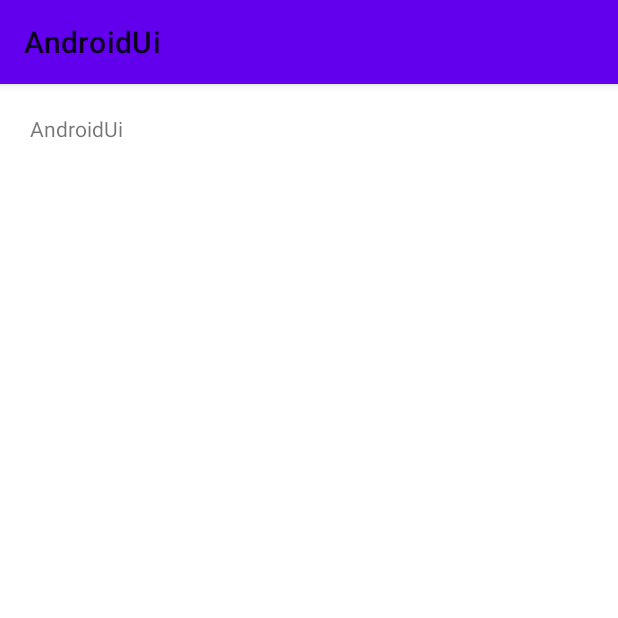
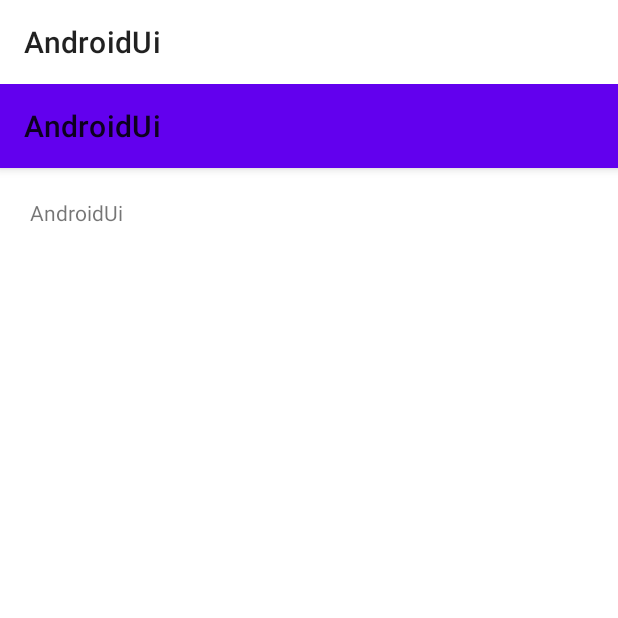
Before and after one commit to laorencel/AndroidUi, an Android app: the screen it shows after launch (MainActivity), on a phone screen of 412 x 824 dp, the top half of it. Run offline under Robolectric (Android 15) with nearby library versions, the phone set to English and light mode, and no system bars; our stand-ins replace data binding; 1 statement that could not run was skipped.

Commit message:
添加 baseActivity，stateLayout

```diff
--- a/app/src/main/java/com/laorencel/ui/main/MainActivity.java
+++ b/app/src/main/java/com/laorencel/ui/main/MainActivity.java
@@ -3,11 +3,22 @@ package com.laorencel.ui.main;
 import com.laorencel.ui.R;
 import com.laorencel.ui.databinding.ActivityMainBinding;
 import com.laorencel.uilibrary.ui.BaseActivity;
+import com.laorencel.uilibrary.ui.BaseUiActivity;
 
-public class MainActivity extends BaseActivity<ActivityMainBinding,MainVM> {
+public class MainActivity extends BaseUiActivity<ActivityMainBinding,MainVM> {
 
     @Override
     protected int layoutID() {
         return R.layout.activity_main;
     }
+
+    @Override
+    protected int headerLayoutID() {
+        return super.headerLayoutID();
+    }
+
+    @Override
+    protected int footerLayoutID() {
+        return R.layout.activity_main_footer;
+    }
 }
--- a/uilibrary/src/main/java/com/laorencel/uilibrary/ui/BaseActivity.java
+++ b/uilibrary/src/main/java/com/laorencel/uilibrary/ui/BaseActivity.java
@@ -13,20 +13,32 @@ import com.laorencel.uilibrary.util.ClassUtil;
 
 public abstract class BaseActivity<VDB extends ViewDataBinding, VM extends BaseViewModel> extends AppCompatActivity {
 
-    protected VDB viewDataBinding;
+    protected VDB contentBinding;
     protected VM viewModel;
 
     @Override
     protected void onCreate(@Nullable Bundle savedInstanceState) {
         super.onCreate(savedInstanceState);
         Log.i("BaseActivity", "onCreate");
-//        viewDataBinding = DataBindingUtil.setContentView(this, R.layout.activity_main);//写法一
+        createView(savedInstanceState);
+    }
+
+    protected void createView(@Nullable Bundle savedInstanceState) {
+        //        viewDataBinding = DataBindingUtil.setContentView(this, R.layout.activity_main);//写法一
 //        viewDataBinding = DataBindingUtil.inflate(getLayoutInflater(),R.layout.activity_main,null,false);//写法二（主要用于Fragment和Adapter)
 //        viewDataBinding = ActivityMainBinding.inflate(getLayoutInflater());//写法三
 //        setContentView(viewDataBinding.getRoot());//写法二和写法三需要setContentView
-        viewDataBinding = DataBindingUtil.setContentView(this,layoutID());
+        contentBinding = DataBindingUtil.setContentView(this, layoutID());
+        viewModel = createViewModel();
+    }
+
+    protected abstract int layoutID();
+
+    protected VM createViewModel() {
         Class<VM> viewModelClass = ClassUtil.getViewModel(this);
-        viewModel = new ViewModelProvider(this).get(viewModelClass);
+        if (null != viewModelClass) {
+            return new ViewModelProvider(this).get(viewModelClass);
+        }
+        return null;
     }
-    protected abstract int layoutID();
 }
--- /dev/null
+++ b/uilibrary/src/main/java/com/laorencel/uilibrary/ui/BaseUiActivity.java
@@ -0,0 +1,97 @@
+package com.laorencel.uilibrary.ui;
+
+import android.os.Bundle;
+import android.util.Log;
+import android.view.ViewGroup;
+import android.widget.RelativeLayout;
+
+import androidx.annotation.Nullable;
+import androidx.databinding.DataBindingUtil;
+import androidx.databinding.ViewDataBinding;
+
+import com.laorencel.uilibrary.R;
+import com.laorencel.uilibrary.databinding.ActivityBaseUiBinding;
+import com.laorencel.uilibrary.widget.State;
+
+public abstract class BaseUiActivity<VDB extends ViewDataBinding, VM extends BaseViewModel> extends BaseActivity<VDB, VM> {
+
+    protected ActivityBaseUiBinding baseUiBinding;
+    //页面头部（toolbar下面，stateLayout上面）
+    protected ViewDataBinding headerBinding;
+
+    //页面底部（stateLayout下面，固定在底部）
+    protected ViewDataBinding footerBinding;
+
+    @Override
+    protected void onCreate(@Nullable Bundle savedInstanceState) {
+        super.onCreate(savedInstanceState);
+
+    }
+
+    @Override
+    protected void createView(@Nullable Bundle savedInstanceState) {
+        //        viewDataBinding = DataBindingUtil.setContentView(this, R.layout.activity_main);//写法一
+//        viewDataBinding = DataBindingUtil.inflate(getLayoutInflater(),R.layout.activity_main,null,false);//写法二（主要用于Fragment和Adapter)
+//        viewDataBinding = ActivityMainBinding.inflate(getLayoutInflater());//写法三
+//        setContentView(viewDataBinding.getRoot());//写法二和写法三需要setContentView
+        baseUiBinding = DataBindingUtil.setContentView(this, R.layout.activity_base_ui);
+        viewModel = createViewModel();
+
+
+        if (layoutID() != -1) {
+            contentBinding = DataBindingUtil.inflate(getLayoutInflater(), layoutID(), null, false);
+            if (null != contentBinding && null != baseUiBinding) {
+                //这里的LayoutParams要看contentBinding是加载在哪个父组件里面，相应的获取RelativeLayout还是其他类型。
+                RelativeLayout.LayoutParams params = new RelativeLayout.LayoutParams(ViewGroup.LayoutParams.MATCH_PARENT, ViewGroup.LayoutParams.MATCH_PARENT);
+                contentBinding.getRoot().setLayoutParams(params);
+                baseUiBinding.rlContent.addView(contentBinding.getRoot());
+            }
+        }
+
+        //页面头部（toolbar下面，stateLayout上面）
+        if (headerLayoutID() != -1) {
+            headerBinding = DataBindingUtil.inflate(getLayoutInflater(), headerLayoutID(), null, false);
+            if (null != headerBinding && null != baseUiBinding) {
+                RelativeLayout.LayoutParams params = new RelativeLayout.LayoutParams(ViewGroup.LayoutParams.MATCH_PARENT, ViewGroup.LayoutParams.MATCH_PARENT);
+                headerBinding.getRoot().setLayoutParams(params);
+                baseUiBinding.llHeader.addView(headerBinding.getRoot());
+            }
+        }
+        //页面底部（stateLayout下面，固定在底部）
+        if (footerLayoutID() != -1) {
+            footerBinding = DataBindingUtil.inflate(getLayoutInflater(), footerLayoutID(), null, false);
+            if (null != footerBinding && null != baseUiBinding) {
+                RelativeLayout.LayoutParams params = new RelativeLayout.LayoutParams(ViewGroup.LayoutParams.MATCH_PARENT, ViewGroup.LayoutParams.MATCH_PARENT);
+                footerBinding.getRoot().setLayoutParams(params);
+                baseUiBinding.llFooter.addView(footerBinding.getRoot());
+            }
+        }
+
+        if (null != baseUiBinding) {
+            setSupportActionBar(baseUiBinding.toolbar);
+        }
+
+    }
+
+    @Override
+    protected abstract int layoutID();
+
+    /**
+     * 页面头部布局资源layoutID
+     */
+    protected int headerLayoutID() {
+        return -1;
+    }
+
+    /**
+     * 页面底部布局资源layoutID
+     */
+    protected int footerLayoutID() {
+        return -1;
+    }
+
+    protected void switchState(State state) {
+        if (null != baseUiBinding)
+            baseUiBinding.stateLayout.switchState(state);
+    }
+}
--- /dev/null
+++ b/uilibrary/src/main/java/com/laorencel/uilibrary/widget/State.java
@@ -0,0 +1,21 @@
+package com.laorencel.uilibrary.widget;
+
+public enum State {
+
+    //正常内容视图
+    CONTENT(1),
+    //加载中
+    LOADING(2),
+    //数据为空视图（一般用于列表界面）
+    EMPTY(3),
+    //数据加载失败视图（一般用于非列表界面）
+    FAILURE(4),
+    //未登录视图
+    NO_AUTH(5);
+
+    private int value;
+
+    private State(int value) {
+        this.value = value;
+    }
+}
--- /dev/null
+++ b/uilibrary/src/main/java/com/laorencel/uilibrary/widget/StateHolder.java
@@ -0,0 +1,55 @@
+package com.laorencel.uilibrary.widget;
+
+import android.view.View;
+
+import androidx.databinding.ViewDataBinding;
+
+import com.laorencel.uilibrary.widget.bean.StateItem;
+
+public class StateHolder {
+    private State state;
+    //持有子状态组件
+    private ViewDataBinding dataBinding;
+    //有时并不是使用dataBinding，这时候可以使用view代替
+    private View view;
+    private StateItem item;
+
+    public StateHolder() {
+    }
+
+    public StateHolder(State state) {
+        this.state = state;
+    }
+
+    public State getState() {
+        return state;
+    }
+
+    public void setState(State state) {
+        this.state = state;
+    }
+
+    public ViewDataBinding getDataBinding() {
+        return dataBinding;
+    }
+
+    public void setDataBinding(ViewDataBinding dataBinding) {
+        this.dataBinding = dataBinding;
+    }
+
+    public View getView() {
+        return view;
+    }
+
+    public void setView(View view) {
+        this.view = view;
+    }
+
+    public StateItem getItem() {
+        return item;
+    }
+
+    public void setItem(StateItem item) {
+        this.item = item;
+    }
+}
--- /dev/null
+++ b/uilibrary/src/main/res/layout/activity_base_ui.xml
@@ -0,0 +1,53 @@
+<?xml version="1.0" encoding="utf-8"?>
+<layout xmlns:android="http://schemas.android.com/apk/res/android">
+
+    <LinearLayout
+        android:layout_width="match_parent"
+        android:layout_height="match_parent"
+        android:orientation="vertical">
+
+        <androidx.appcompat.widget.Toolbar
+            android:id="@+id/toolbar"
+            android:layout_width="match_parent"
+            android:layout_height="wrap_content" />
+
+        <RelativeLayout
+            android:layout_width="match_parent"
+            android:layout_height="match_parent">
+
+            <LinearLayout
+                android:id="@+id/ll_header"
+                android:layout_width="match_parent"
+                android:layout_height="wrap_content"
+                android:orientation="vertical">
+                <!-- 界面Header组件，在BaseUiActivity中设置Header组件layoutId   -->
+            </LinearLayout>
+
+            <com.laorencel.uilibrary.widget.StateLayout
+                android:id="@+id/state_layout"
+                android:layout_width="match_parent"
+                android:layout_height="match_parent"
+                android:layout_above="@id/ll_footer"
+                android:layout_below="@id/ll_header">
+
+                <RelativeLayout
+                    android:id="@+id/rl_content"
+                    android:layout_width="match_parent"
+                    android:layout_height="match_parent">
+
+                </RelativeLayout>
+            </com.laorencel.uilibrary.widget.StateLayout>
+
+
+            <LinearLayout
+                android:id="@+id/ll_footer"
+                android:layout_width="match_parent"
+                android:layout_height="wrap_content"
+                android:layout_alignParentBottom="true"
+                android:orientation="vertical">
+                <!-- 界面Bottom组件，在BaseUiActivity中设置bottom组件layoutId   -->
+            </LinearLayout>
+
+        </RelativeLayout>
+    </LinearLayout>
+</layout>
```
Also changed, not shown: app/src/main/res/layout/activity_main_footer.xml (added, +15 -0 lines), uilibrary/build.gradle (+18 -0 lines), uilibrary/src/main/java/com/laorencel/uilibrary/databinding/ImageViewAdapter.java (added, +26 -0 lines), uilibrary/src/main/java/com/laorencel/uilibrary/http/HttpClient.java (added, +65 -0 lines), uilibrary/src/main/java/com/laorencel/uilibrary/widget/StateLayout.java (added, +105 -0 lines), uilibrary/src/main/java/com/laorencel/uilibrary/widget/bean/StateItem.java (added, +51 -0 lines), uilibrary/src/main/res/layout/layout_state.xml (added, +40 -0 lines), uilibrary/src/main/res/drawable-xxhdpi/ic_state_empty.png (added), uilibrary/src/main/res/drawable-xxhdpi/ic_state_failure.png (added), uilibrary/src/main/res/drawable-xxhdpi/ic_state_loading.png (added), uilibrary/src/main/res/drawable-xxhdpi/ic_state_login.png (added), uilibrary/src/main/res/drawable-xxhdpi/ic_state_no_network.png (added), uilibrary/src/main/res/drawable-xxhdpi/ic_state_time_out.png (added).
